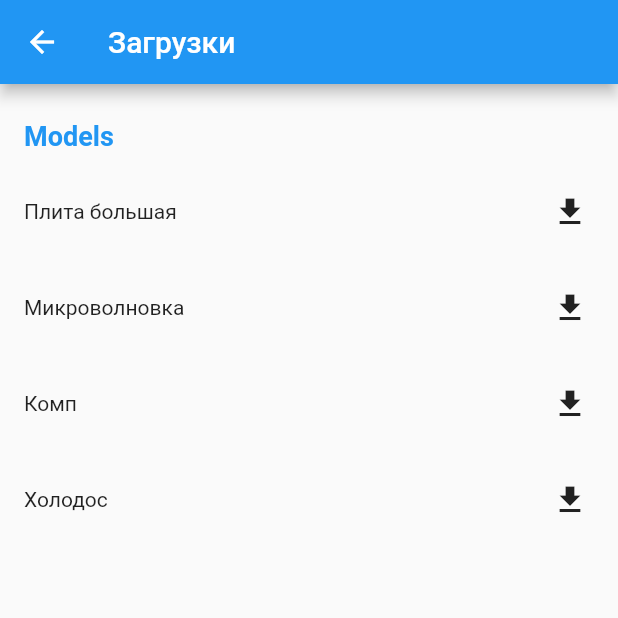
After one commit to wandeimer/AR_for_DNS_shop, a Flutter app: the screen it shows after launch, after a tap on "СКАЧАТ МОДЕЛ!!!", on a phone screen of 412 x 824 dp, the top half of it. The commit adds this screen. Run offline on Flutter 3.47's test engine with Material 2 defaults, Android fonts, the phone set to English and light mode, and no system bars; our stand-ins replace permission_handler; missing offline and left inert: flutter_downloader.

Commit message:
add downloading models and open downloaded

```diff
--- /dev/null
+++ b/lib/downloadPage.dart
@@ -0,0 +1,494 @@
+import 'dart:isolate';
+import 'dart:ui';
+import 'dart:async';
+import 'dart:io';
+
+import 'package:flutter/material.dart';
+import 'package:path_provider/path_provider.dart';
+import 'package:flutter_downloader/flutter_downloader.dart';
+import 'package:permission_handler/permission_handler.dart';
+
+const debug = true;
+
+class DownloadPage extends StatefulWidget with WidgetsBindingObserver {
+  final TargetPlatform platform;
+
+  DownloadPage({Key key, this.title, this.platform}) : super(key: key);
+
+  final String title;
+
+  @override
+  _DownloadPageState createState() => new _DownloadPageState();
+}
+
+class _DownloadPageState extends State<DownloadPage> {
+  final _models = [
+    {
+      'name': 'Плита большая',
+      'link':
+      'http://wandeimer.beget.tech/3D_models_DNS/Cook_double_owen_top_electro/Cook_double_owen_top_electro.usdz'
+    },
+    {
+      'name': 'Микроволновка',
+      'link':
+      'http://wandeimer.beget.tech/3D_models_DNS/Microwave_oven_white/Microwave_oven_white.usdz'
+    },
+    {
+      'name': 'Комп',
+      'link':
+      'http://wandeimer.beget.tech/3D_models_DNS/PC_2/pc.usdz'
+    },
+    {
+      'name': 'Холодос',
+      'link':
+      'http://wandeimer.beget.tech/3D_models_DNS/Refrigerator_white_1-side/ref.usdz'
+    },
+  ];
+
+  List<_TaskInfo> _tasks;
+  List<_ItemHolder> _items;
+  bool _isLoading;
+  bool _permissionReady;
+  String _localPath;
+  ReceivePort _port = ReceivePort();
+
+  @override
+  void initState() {
+    super.initState();
+
+    _bindBackgroundIsolate();
+
+    FlutterDownloader.registerCallback(downloadCallback);
+
+    _isLoading = true;
+    _permissionReady = false;
+
+    _prepare();
+  }
+
+  @override
+  void dispose() {
+    _unbindBackgroundIsolate();
+    super.dispose();
+  }
+
+  void _bindBackgroundIsolate() {
+    bool isSuccess = IsolateNameServer.registerPortWithName(
+        _port.sendPort, 'downloader_send_port');
+    if (!isSuccess) {
+      _unbindBackgroundIsolate();
+      _bindBackgroundIsolate();
+      return;
+    }
+    _port.listen((dynamic data) {
+      if (debug) {
+        print('UI Isolate Callback: $data');
+      }
+      String id = data[0];
+      DownloadTaskStatus status = data[1];
+      int progress = data[2];
+
+      if (_tasks != null && _tasks.isNotEmpty) {
+        final task = _tasks.firstWhere((task) => task.taskId == id);
+        setState(() {
+          task.status = status;
+          task.progress = progress;
+        });
+      }
+    });
+  }
+
+  void _unbindBackgroundIsolate() {
+    IsolateNameServer.removePortNameMapping('downloader_send_port');
+  }
+
+  static void downloadCallback(
+      String id, DownloadTaskStatus status, int progress) {
+    if (debug) {
+      print(
+          'Background Isolate Callback: task ($id) is in status ($status) and process ($progress)');
+    }
+    final SendPort send =
+    IsolateNameServer.lookupPortByName('downloader_send_port');
+    send.send([id, status, progress]);
+  }
+
+  @override
+  Widget build(BuildContext context) {
+    return new Scaffold(
+      appBar: new AppBar(
+        title: new Text("Загрузки"),
+      ),
+      body: Builder(
+          builder: (context) => _isLoading
+              ? new Center(
+            child: new CircularProgressIndicator(),
+          )
+              : _permissionReady
+              ? _buildDownloadList()
+              : _buildNoPermissionWarning()),
+    );
+  }
+
+  Widget _buildDownloadList() => Container(
+    child: ListView(
+      padding: const EdgeInsets.symmetric(vertical: 16.0),
+      children: _items
+          .map((item) => item.task == null
+          ? _buildListSection(item.name)
+          : DownloadItem(
+        data: item,
+        onItemClick: (task) {
+          _openDownloadedFile(task).then((success) {
+            if (!success) {
+              Scaffold.of(context).showSnackBar(SnackBar(
+                  content: Text('Cannot open this file')));
+            }
+          });
+        },
+        onActionClick: (task) {
+          if (task.status == DownloadTaskStatus.undefined) {
+            _requestDownload(task);
+          } else if (task.status == DownloadTaskStatus.running) {
+            _pauseDownload(task);
+          } else if (task.status == DownloadTaskStatus.paused) {
+            _resumeDownload(task);
+          } else if (task.status == DownloadTaskStatus.complete) {
+            _delete(task);
+          } else if (task.status == DownloadTaskStatus.failed) {
+            _retryDownload(task);
+          }
+        },
+      ))
+          .toList(),
+    ),
+  );
+
+  Widget _buildListSection(String title) => Container(
+    padding: const EdgeInsets.symmetric(horizontal: 16.0, vertical: 8.0),
+    child: Text(
+      title,
+      style: TextStyle(
+          fontWeight: FontWeight.bold, color: Colors.blue, fontSize: 18.0),
+    ),
+  );
+
+  Widget _buildNoPermissionWarning() => Container(
+    child: Center(
+      child: Column(
+        mainAxisSize: MainAxisSize.min,
+        crossAxisAlignment: CrossAxisAlignment.center,
+        children: [
+          Padding(
+            padding: const EdgeInsets.symmetric(horizontal: 24.0),
+            child: Text(
+              'Please grant accessing storage permission to continue -_-',
+              textAlign: TextAlign.center,
+              style: TextStyle(color: Colors.blueGrey, fontSize: 18.0),
+            ),
+          ),
+          SizedBox(
+            height: 32.0,
+          ),
+          FlatButton(
+              onPressed: () {
+                _retryRequestPermission();
+              },
+              child: Text(
+                'Retry',
+                style: TextStyle(
+                    color: Colors.blue,
+                    fontWeight: FontWeight.bold,
+                    fontSize: 20.0),
+              ))
+        ],
+      ),
+    ),
+  );
+
+  Future<void> _retryRequestPermission() async {
+    final hasGranted = await _checkPermission();
+
+    if (hasGranted) {
+      await _prepareSaveDir();
+    }
+
+    setState(() {
+      _permissionReady = hasGranted;
+    });
+  }
+
+  void _requestDownload(_TaskInfo task) async {
+    task.taskId = await FlutterDownloader.enqueue(
+        url: task.link,
+        headers: {"auth": "test_for_sql_encoding"},
+        savedDir: _localPath,
+        showNotification: true,
+        openFileFromNotification: true);
+  }
+
+  void _cancelDownload(_TaskInfo task) async {
+    await FlutterDownloader.cancel(taskId: task.taskId);
+  }
+
+  void _pauseDownload(_TaskInfo task) async {
+    await FlutterDownloader.pause(taskId: task.taskId);
+  }
+
+  void _resumeDownload(_TaskInfo task) async {
+    String newTaskId = await FlutterDownloader.resume(taskId: task.taskId);
+    task.taskId = newTaskId;
+  }
+
+  void _retryDownload(_TaskInfo task) async {
+    String newTaskId = await FlutterDownloader.retry(taskId: task.taskId);
+    task.taskId = newTaskId;
+  }
+
+  Future<bool> _openDownloadedFile(_TaskInfo task) {
+    if (task != null) {
+      return FlutterDownloader.open(taskId: task.taskId);
+    } else {
+      return Future.value(false);
+    }
+  }
+
+  void _delete(_TaskInfo task) async {
+    await FlutterDownloader.remove(
+        taskId: task.taskId, shouldDeleteContent: true);
+    await _prepare();
+    setState(() {});
+  }
+
+  Future<bool> _checkPermission() async {
+    if (widget.platform == TargetPlatform.android) {
+      final status = await Permission.storage.status;
+      if (status != PermissionStatus.granted) {
+        final result = await Permission.storage.request();
+        if (result == PermissionStatus.granted) {
+          return true;
+        }
+      } else {
+        return true;
+      }
+    } else {
+      return true;
+    }
+    return false;
+  }
+
+  Future<Null> _prepare() async {
+    final tasks = await FlutterDownloader.loadTasks();
+
+    int count = 0;
+    _tasks = [];
+    _items = [];
+
+    _tasks.addAll(_models.map((document) =>
+        _TaskInfo(name: document['name'], link: document['link'])));
+
+    _items.add(_ItemHolder(name: 'Models'));
+    for (int i = count; i < _tasks.length; i++) {
+      _items.add(_ItemHolder(name: _tasks[i].name, task: _tasks[i]));
+      count++;
+    }
+
+    tasks.forEach((task) {
+      for (_TaskInfo info in _tasks) {
+        if (info.link == task.url) {
+          info.taskId = task.taskId;
+          info.status = task.status;
+          info.progress = task.progress;
+        }
+      }
+    });
+
+    _permissionReady = await _checkPermission();
+
+    if (_permissionReady) {
+      await _prepareSaveDir();
+    }
+
+    setState(() {
+      _isLoading = false;
+    });
+  }
+
+  Future<void> _prepareSaveDir() async {
+    _localPath =
+        (await _findLocalPath()) + Platform.pathSeparator + 'Download';
+
+    final savedDir = Directory(_localPath);
+    bool hasExisted = await savedDir.exists();
+    if (!hasExisted) {
+      savedDir.create();
+    }
+  }
+
+  Future<String> _findLocalPath() async {
+    final directory = widget.platform == TargetPlatform.android
+        ? await getExternalStorageDirectory()
+        : await getApplicationDocumentsDirectory();
+    return directory.path;
+  }
+}
+
+class DownloadItem extends StatelessWidget {
+  final _ItemHolder data;
+  final Function(_TaskInfo) onItemClick;
+  final Function(_TaskInfo) onActionClick;
+
+  DownloadItem({this.data, this.onItemClick, this.onActionClick});
+
+  @override
+  Widget build(BuildContext context) {
+    return Container(
+      padding: const EdgeInsets.only(left: 16.0, right: 8.0),
+      child: InkWell(
+        onTap: data.task.status == DownloadTaskStatus.complete
+            ? () {
+          onItemClick(data.task);
+        }
+            : null,
+        child: Stack(
+          children: <Widget>[
+            Container(
+              width: double.infinity,
+              height: 64.0,
+              child: Row(
+                crossAxisAlignment: CrossAxisAlignment.center,
+                children: <Widget>[
+                  Expanded(
+                    child: Text(
+                      data.name,
+                      maxLines: 1,
+                      softWrap: true,
+                      overflow: TextOverflow.ellipsis,
+                    ),
+                  ),
+                  Padding(
+                    padding: const EdgeInsets.only(left: 8.0),
+                    child: _buildActionForTask(data.task),
+                  ),
+                ],
+              ),
+            ),
+            data.task.status == DownloadTaskStatus.running ||
+                data.task.status == DownloadTaskStatus.paused
+                ? Positioned(
+              left: 0.0,
+              right: 0.0,
+              bottom: 0.0,
+              child: LinearProgressIndicator(
+                value: data.task.progress / 100,
+              ),
+            )
+                : Container()
+          ].toList(),
+        ),
+      ),
+    );
+  }
+
+  Widget _buildActionForTask(_TaskInfo task) {
+    if (task.status == DownloadTaskStatus.undefined) {
+      return RawMaterialButton(
+        onPressed: () {
+          onActionClick(task);
+        },
+        child: Icon(Icons.file_download),
+        shape: CircleBorder(),
+        constraints: BoxConstraints(minHeight: 32.0, minWidth: 32.0),
+      );
+    } else if (task.status == DownloadTaskStatus.running) {
+      return RawMaterialButton(
+        onPressed: () {
+          onActionClick(task);
+        },
+        child: Icon(
+          Icons.pause,
+          color: Colors.red,
+        ),
+        shape: CircleBorder(),
+        constraints: BoxConstraints(minHeight: 32.0, minWidth: 32.0),
+      );
+    } else if (task.status == DownloadTaskStatus.paused) {
+      return RawMaterialButton(
+        onPressed: () {
+          onActionClick(task);
+        },
+        child: Icon(
+          Icons.play_arrow,
+          color: Colors.green,
+        ),
+        shape: CircleBorder(),
+        constraints: BoxConstraints(minHeight: 32.0, minWidth: 32.0),
+      );
+    } else if (task.status == DownloadTaskStatus.complete) {
+      return Row(
+        mainAxisSize: MainAxisSize.min,
+        mainAxisAlignment: MainAxisAlignment.end,
+        children: [
+          Text(
+            'Ready',
+            style: TextStyle(color: Colors.green),
+          ),
+          RawMaterialButton(
+            onPressed: () {
+              onActionClick(task);
+            },
+            child: Icon(
+              Icons.delete_forever,
+              color: Colors.red,
+            ),
+            shape: CircleBorder(),
+            constraints: BoxConstraints(minHeight: 32.0, minWidth: 32.0),
+          )
+        ],
+      );
+    } else if (task.status == DownloadTaskStatus.canceled) {
+      return Text('Canceled', style: TextStyle(color: Colors.red));
+    } else if (task.status == DownloadTaskStatus.failed) {
+      return Row(
+        mainAxisSize: MainAxisSize.min,
+        mainAxisAlignment: MainAxisAlignment.end,
+        children: [
+          Text('Failed', style: TextStyle(color: Colors.red)),
+          RawMaterialButton(
+            onPressed: () {
+              onActionClick(task);
+            },
+            child: Icon(
+              Icons.refresh,
+              color: Colors.green,
+            ),
+            shape: CircleBorder(),
+            constraints: BoxConstraints(minHeight: 32.0, minWidth: 32.0),
+          )
+        ],
+      );
+    } else if (task.status == DownloadTaskStatus.enqueued) {
+      return Text('Pending', style: TextStyle(color: Colors.orange));
+    } else {
+      return null;
+    }
+  }
+}
+
+class _TaskInfo {
+  final String name;
+  final String link;
+
+  String taskId;
+  int progress = 0;
+  DownloadTaskStatus status = DownloadTaskStatus.undefined;
+
+  _TaskInfo({this.name, this.link});
+}
+
+class _ItemHolder {
+  final String name;
+  final _TaskInfo task;
+
+  _ItemHolder({this.name, this.task});
+}
--- a/lib/listDownloadedFiles.dart
+++ b/lib/listDownloadedFiles.dart
@@ -64,7 +64,7 @@ class _ListDownloadedFiles extends State<ListDownloadedFiles> {
 
   void _listOfFiles() async {
     _detectPlatform();
-    directory = (await getApplicationDocumentsDirectory()).path;
+    directory = (await getApplicationDocumentsDirectory()).path + Platform.pathSeparator + 'Download';
     if (platform == "ios") {
       countOfSymbolInAdress = directory.length + 6;
     }
--- a/lib/main.dart
+++ b/lib/main.dart
@@ -5,9 +5,12 @@ import 'package:path_provider/path_provider.dart';
 import 'package:permission_handler/permission_handler.dart';
 import 'listDownloadedFiles.dart';
 import 'dowloadFilesFunctions.dart';
+import 'downloadPage.dart';
 
 
 void main() async {
+  WidgetsFlutterBinding.ensureInitialized();
+  await FlutterDownloader.initialize(debug: true);
   runApp(MyApp());
 }
 
@@ -73,13 +76,16 @@ class _MyHomePageState extends State<MyHomePage> {
               onPressed: () {
                 _incrementCounter();
               },
-              child: Text('кнопочка!!!'),
+              child: Text('ЕБАНУТЬ МОДЕЛЬ!!!'),
             ),
             ElevatedButton(
               onPressed: () {
-                _incrementCounter();
+                Navigator.push(
+                    context,
+                    MaterialPageRoute(builder: (context) => DownloadPage())
+                );
               },
-              child: Text('еще одна кнопочка!!!'),
+              child: Text('СКАЧАТ МОДЕЛ!!!'),
             ),
             ElevatedButton(
               onPressed: () {
```
Also changed, not shown: lib/dowloadFilesFunctions.dart (+6 -11 lines), 9 other files.
